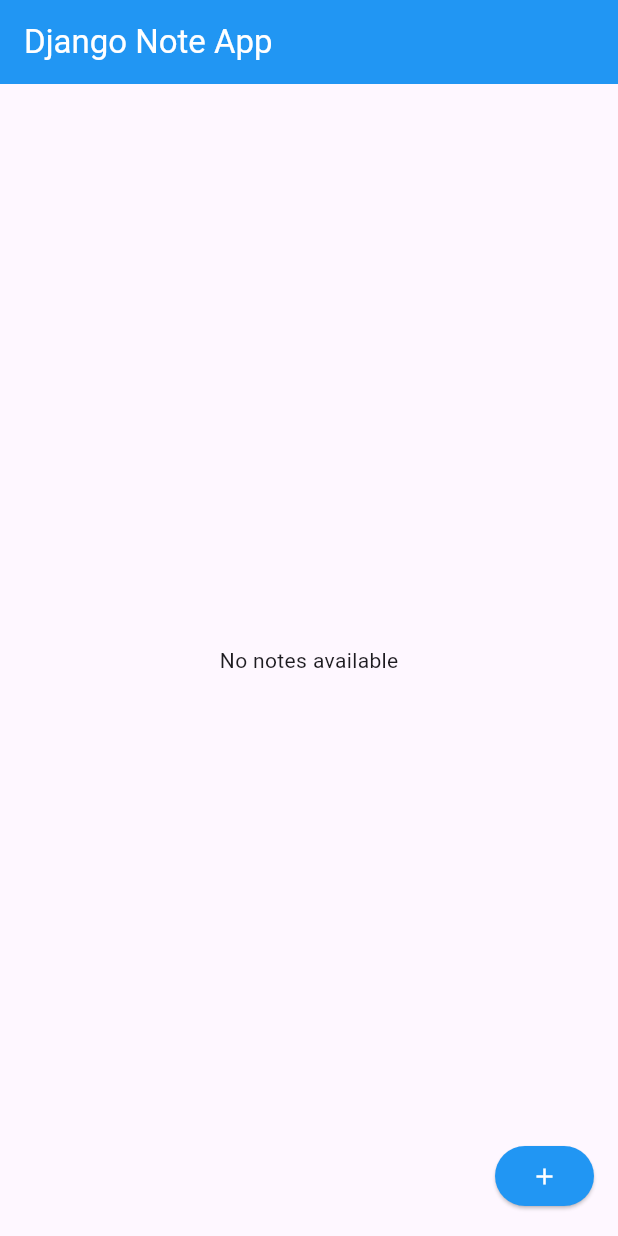
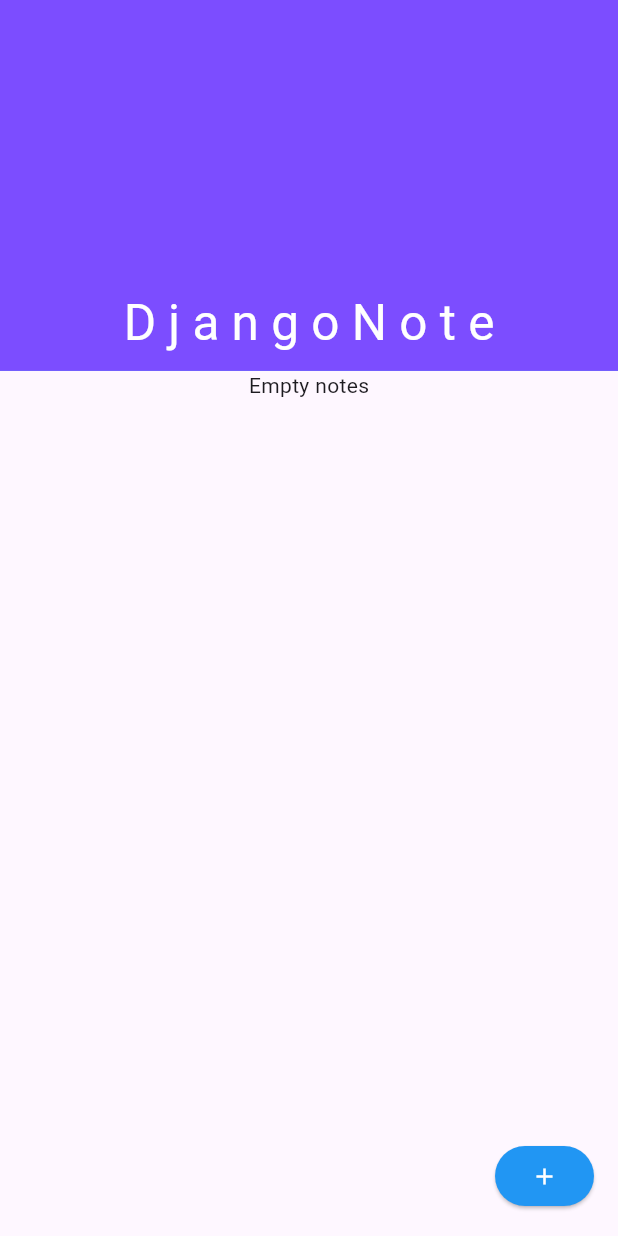
Before and after one commit to Nyi-NyiSoe/djangonoteapp, a Flutter app: the screen it shows after launch, on a phone screen of 412 x 824 dp. Run offline on Flutter 3.47's test engine with Material 3 defaults, Android fonts, the phone set to English and light mode, and no system bars; our stand-ins replace flutter_riverpod, riverpod; network calls fail.

Commit message:
modified card design/added Sliver app bar

```diff
--- a/lib/HomePage.dart
+++ /dev/null
@@ -1,96 +0,0 @@
-import 'package:djangonoteapp/models/Note.dart';
-import 'package:flutter/cupertino.dart';
-import 'package:flutter/material.dart';
-import 'package:djangonoteapp/utils/loadData.dart';
-import 'package:flutter/widgets.dart';
-import 'package:flutter_riverpod/flutter_riverpod.dart';
-
-class HomePage extends ConsumerWidget {
-  const HomePage({Key? key}) : super(key: key);
-
-  @override
-  Widget build(BuildContext context, WidgetRef ref) {
-    final  data = ref.watch(noteProvider);
-    final TextEditingController _titleController = TextEditingController();
-    final TextEditingController _contentController = TextEditingController();
-    return SafeArea(
-        child: Scaffold(
-      floatingActionButton: ElevatedButton(
-        style: ButtonStyle(
-          iconColor: MaterialStateProperty.all(Colors.white),
-          backgroundColor: MaterialStateProperty.all(Colors.blue),
-        ),
-        onPressed: () {
-          showDialog(
-            context: context,
-            builder: ((context) {
-              return AlertDialog(
-                content: SingleChildScrollView(
-                  child: Container(
-                    child: Column(
-                      children: [
-                        TextField(
-                          controller: _titleController,
-                          decoration: const InputDecoration(
-                            hintText: "Title",
-                          ),
-                        ),
-                        TextField(
-                          controller: _contentController,
-                          maxLines: 10,
-                          decoration: const InputDecoration(
-                            border: OutlineInputBorder(),
-                            hintText: "Write something here..",
-                          ),
-                        ),
-                        ElevatedButton(
-                          onPressed: (){
-                             ref.read(noteProvider.notifier).addNote(
-                              _titleController.text,
-                              _contentController.text, );
-                            Navigator.pop(context);
-                          },
-                          child: const Text('Save'),
-                        ),
-                      ],
-                    ),
-                  ),
-                ),
-              );
-            }),
-          );
-        },
-        child: const Icon(Icons.add),
-      ),
-      appBar: AppBar(
-        backgroundColor: Colors.blue,
-        title: const Text(
-          'Django Note App',
-          style: TextStyle(color: Colors.white),
-        ),
-      ),
-      body: data.isEmpty
-          ? const Center(
-              child: Text('No notes available'),
-            )
-          : ListView.builder(
-              itemCount: data.length,
-              itemBuilder: (context, index) {
-                return ListTile(
-                  title: Text(data[index].title),
-                  subtitle: Text(data[index].content),
-                  trailing: IconButton(
-                    icon: const Icon(Icons.delete),
-                    onPressed: () async{
-                      await ref.read(noteProvider.notifier).deleteNote(
-                        data[index].id.toString(),
-                      );
-                    },
-                  ),
-                );
-              },
-            ),
-
-    ));
-  }
-}
--- a/lib/main.dart
+++ b/lib/main.dart
@@ -1,6 +1,8 @@
 import 'package:flutter/material.dart';
-import 'HomePage.dart';
+import 'screens/HomePage.dart';
 import 'package:flutter_riverpod/flutter_riverpod.dart';
+
+
 void main() {
   runApp(ProviderScope(child: MyApp()));
 }
@@ -12,6 +14,7 @@
   @override
   Widget build(BuildContext context) {
     return MaterialApp(
+      debugShowCheckedModeBanner: false,
       title: 'Flutter Demo',
       theme: ThemeData(
         colorScheme: ColorScheme.fromSeed(seedColor: Colors.deepPurple),
--- /dev/null
+++ b/lib/screens/HomePage.dart
@@ -0,0 +1,115 @@
+import 'package:djangonoteapp/models/Note.dart';
+import 'package:djangonoteapp/screens/noteEdit.dart';
+import 'package:flutter/cupertino.dart';
+import 'package:flutter/material.dart';
+import 'package:djangonoteapp/utils/loadData.dart';
+import 'package:flutter/widgets.dart';
+import 'package:flutter_riverpod/flutter_riverpod.dart';
+
+class HomePage extends ConsumerWidget {
+  const HomePage({Key? key}) : super(key: key);
+
+  @override
+  Widget build(BuildContext context, WidgetRef ref) {
+    final data = ref.watch(noteProvider);
+    final TextEditingController _titleController = TextEditingController();
+    final TextEditingController _contentController = TextEditingController();
+    return SafeArea(
+      child: Scaffold(
+        floatingActionButton: ElevatedButton(
+          style: ButtonStyle(
+            iconColor: MaterialStateProperty.all(Colors.white),
+            backgroundColor: MaterialStateProperty.all(Colors.blue),
+          ),
+          onPressed: () {
+            showDialog(
+              context: context,
+              builder: ((context) {
+                return AlertDialog(
+                  content: SingleChildScrollView(
+                    child: Container(
+                      child: Column(
+                        children: [
+                          TextField(
+                            controller: _titleController,
+                            decoration: const InputDecoration(
+                              hintText: "Title",
+                            ),
+                          ),
+                          TextField(
+                            controller: _contentController,
+                            maxLines: 10,
+                            decoration: const InputDecoration(
+                              border: OutlineInputBorder(),
+                              hintText: "Write something here..",
+                            ),
+                          ),
+                          ElevatedButton(
+                            onPressed: () {
+                              ref.read(noteProvider.notifier).addNote(
+                                    _titleController.text,
+                                    _contentController.text,
+                                  );
+                              Navigator.pop(context);
+                            },
+                            child: const Text('Save'),
+                          ),
+                        ],
+                      ),
+                    ),
+                  ),
+                );
+              }),
+            );
+          },
+          child: const Icon(Icons.add),
+        ),
+        body: CustomScrollView(
+          slivers: [
+            SliverAppBar(
+              floating: false,
+              pinned: true,
+              backgroundColor: Colors.blue,
+              expandedHeight: MediaQuery.of(context).size.height * 0.3,
+              centerTitle: true,
+              flexibleSpace: FlexibleSpaceBar(
+                titlePadding: EdgeInsets.all(10),
+                centerTitle: true,
+                background: Container(
+                  color: Colors.deepPurpleAccent,
+                ),
+                title: const Text(
+                  'D j a n g o N o t e',
+                  style: TextStyle(color: Colors.white),
+                ),
+              ),
+            ),
+            data.isEmpty
+                ? const SliverToBoxAdapter(
+                    child: Center(
+                      child: Text('Empty notes'),
+                    ),
+                  )
+                : SliverGrid(
+                    gridDelegate: SliverGridDelegateWithFixedCrossAxisCount(
+                        crossAxisSpacing: 8.0,
+                        childAspectRatio: 1.0,
+                        crossAxisCount: 2),
+                    delegate: SliverChildBuilderDelegate((context, index) {
+                      return Padding(
+                        padding: const EdgeInsets.all(8.0),
+                        child: Card(
+                          child: ListTile(
+                            title: Text(data[index].title),
+                            subtitle: Text(data[index].content),
+                          ),
+                        ),
+                      );
+                    }, childCount: data.length),
+                  )
+          ],
+        ),
+      ),
+    );
+  }
+}
--- a/pubspec.yaml
+++ b/pubspec.yaml
@@ -49,6 +49,7 @@
   http: ^1.2.1
   flutter_riverpod: ^2.5.1
 
+
 # For information on the generic Dart part of this file, see the
 # following page: https://dart.dev/tools/pub/pubspec
 
```
Also changed, not shown: lib/screens/noteEdit.dart (added, +51 -0 lines), lib/utils/noteEdit.dart (deleted, +0 -10 lines).
